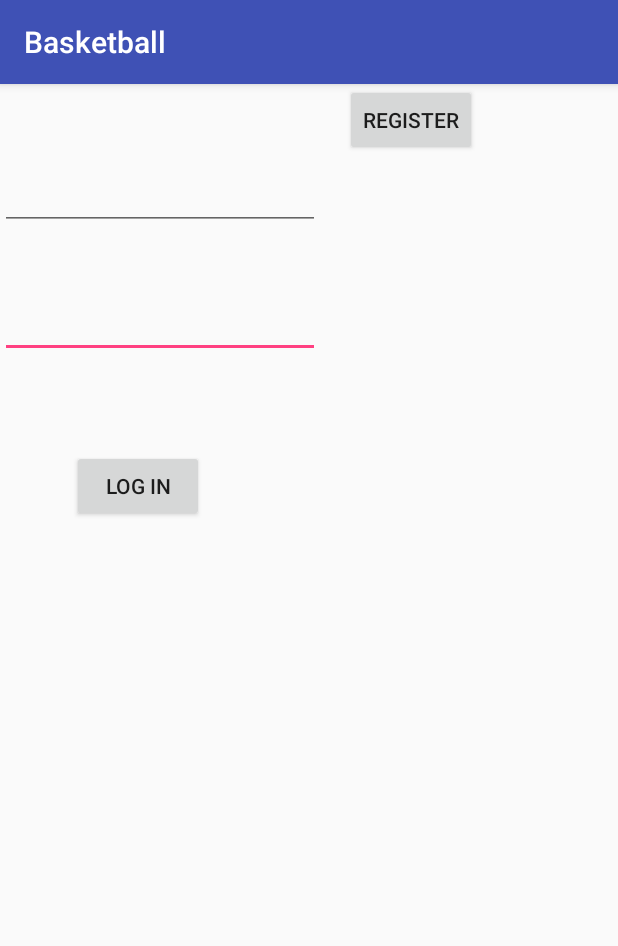
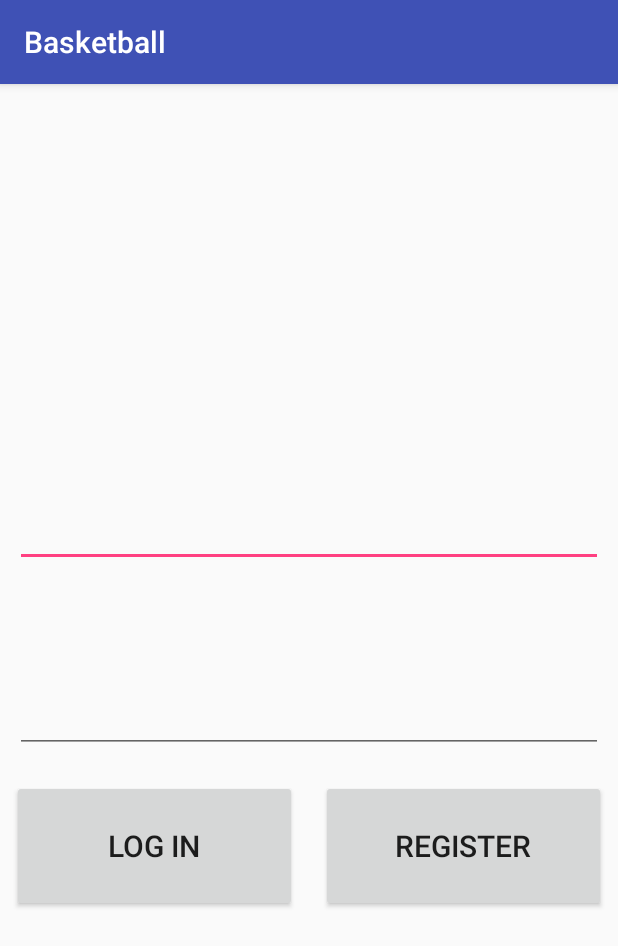
Before and after one commit to xenioPL/MDCG, an Android app: the LoginActivity screen opened directly, with no data from a screen before it, on a phone screen of 412 x 824 dp. Shown: the top 946 px of the screen. Run offline under Robolectric (Android 15) with nearby library versions, the phone set to English and light mode, and no system bars; our stand-ins replace Firebase (no records; nobody signed in at launch, a user with empty details on screens opened directly).

Commit message:
poprawa fragmentu login

```diff
--- a/app/src/main/res/layout/activity_main2.xml
+++ b/app/src/main/res/layout/activity_main2.xml
@@ -6,63 +6,90 @@
     android:layout_height="match_parent"
     tools:context=".LoginActivity">
 
+
+    <LinearLayout
+        android:layout_width="match_parent"
+        android:layout_height="match_parent"
+        android:orientation="vertical">
+
+        <LinearLayout
+            android:layout_width="wrap_content"
+            android:layout_height="0dp"
+            android:layout_weight="2">
             <ImageView
                 android:id="@+id/loading_image"
-        android:layout_width="258dp"
-        android:layout_height="476dp"
-        android:layout_marginEnd="8dp"
-        android:layout_marginLeft="8dp"
-        android:layout_marginRight="8dp"
-        android:layout_marginStart="8dp"
+                android:layout_width="wrap_content"
+                android:layout_height="match_parent"
+                android:layout_margin="20dp"
                 android:visibility="invisible"
                 app:layout_constraintEnd_toEndOf="parent"
                 app:layout_constraintHorizontal_bias="0.363"
                 app:layout_constraintStart_toStartOf="parent"
-        app:srcCompat="@drawable/common_google_signin_btn_icon_dark"
+                app:srcCompat="@drawable/basketballconturless"
                 tools:layout_editor_absoluteY="17dp" />
+        </LinearLayout>
 
+
+        <EditText
+            android:id="@+id/email"
+            android:layout_width="match_parent"
+            android:layout_height="0dp"
+            android:layout_weight="1"
+            android:ems="10"
+            android:layout_margin="10dp"
+            android:inputType="textEmailAddress"
+            app:layout_constraintTop_toTopOf="parent"
+            tools:layout_editor_absoluteX="96dp" />
+        <EditText
+            android:id="@+id/password"
+            android:layout_width="match_parent"
+            android:layout_height="0dp"
+            android:layout_weight="1"
+            android:layout_margin="10dp"
+            android:ems="10"
+            android:inputType="textPassword"
+            app:layout_constraintTop_toBottomOf="@+id/email"
+            tools:layout_editor_absoluteX="89dp" />
+
+        <LinearLayout
+            android:layout_width="match_parent"
+            android:layout_height="0dp"
+            android:layout_weight="1"
+            android:orientation="horizontal">
             <Button
                 android:id="@+id/sign_in_button"
-        android:layout_width="wrap_content"
-        android:layout_height="wrap_content"
-        android:layout_marginLeft="48dp"
-        android:layout_marginStart="48dp"
-        android:layout_marginTop="244dp"
+                android:layout_width="0dp"
+                android:layout_weight="1"
+                android:layout_height="match_parent"
+                android:layout_margin="8dp"
                 android:text="Log In"
+                android:textSize="20sp"
                 app:layout_constraintStart_toStartOf="parent"
                 app:layout_constraintTop_toTopOf="parent" />
 
             <Button
                 android:id="@+id/sign_up_button"
-        android:layout_width="wrap_content"
-        android:layout_height="wrap_content"
-        android:layout_marginEnd="8dp"
-        android:layout_marginLeft="8dp"
-        android:layout_marginRight="8dp"
-        android:layout_marginStart="8dp"
+                android:layout_width="0dp"
+                android:layout_weight="1"
+                android:layout_height="match_parent"
+                android:layout_margin="8dp"
                 android:text="Register"
+                android:textSize="20sp"
                 app:layout_constraintEnd_toEndOf="parent"
                 app:layout_constraintStart_toEndOf="@+id/sign_in_button"
                 tools:layout_editor_absoluteY="246dp" />
 
-    <EditText
-        android:id="@+id/password"
-        android:layout_width="wrap_content"
-        android:layout_height="wrap_content"
-        android:layout_marginTop="40dp"
-        android:ems="10"
-        android:inputType="textPassword"
-        app:layout_constraintTop_toBottomOf="@+id/email"
-        tools:layout_editor_absoluteX="89dp" />
 
-    <EditText
-        android:id="@+id/email"
-        android:layout_width="wrap_content"
-        android:layout_height="wrap_content"
-        android:layout_marginTop="52dp"
-        android:ems="10"
-        android:inputType="textEmailAddress"
-        app:layout_constraintTop_toTopOf="parent"
-        tools:layout_editor_absoluteX="96dp" />
+        </LinearLayout>
+        <View
+            android:layout_width="match_parent"
+            android:layout_height="0dp"
+            android:layout_weight="2"
+            android:background="#00FFFFFF"/>
+
+
+
+
+    </LinearLayout>
 
 </android.support.constraint.ConstraintLayout>
```
Lines whose indentation alone changed are shown as unchanged.
